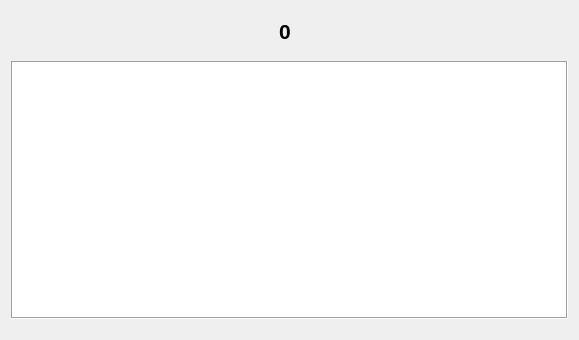
Qt form widget.ui (SnipeStudio/SnipeStudio_Budjet_manager) before a commit.
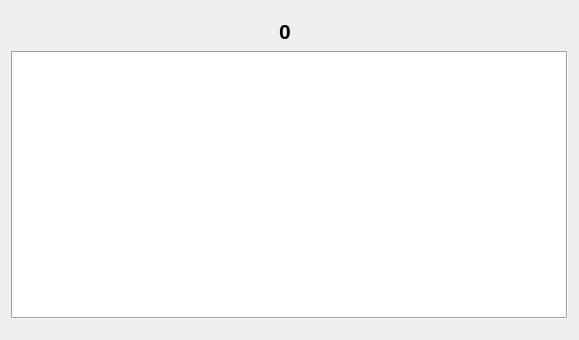
The same form after that commit. Icons and pictures are not drawn.

The edit to the form file:
```diff
--- a/widget.ui
+++ b/widget.ui
@@ -382,22 +382,6 @@
        <property name="spacing">
         <number>3</number>
        </property>
-       <item>
-        <spacer name="verticalSpacer">
-         <property name="orientation">
-          <enum>Qt::Vertical</enum>
-         </property>
-         <property name="sizeType">
-          <enum>QSizePolicy::Fixed</enum>
-         </property>
-         <property name="sizeHint" stdset="0">
-          <size>
-           <width>20</width>
-           <height>10</height>
-          </size>
-         </property>
-        </spacer>
-       </item>
        <item>
         <layout class="QHBoxLayout" name="horizontalLayout">
          <property name="spacing">
```
Left out of the diff: 18 changed lines with no effect on the pictures.
